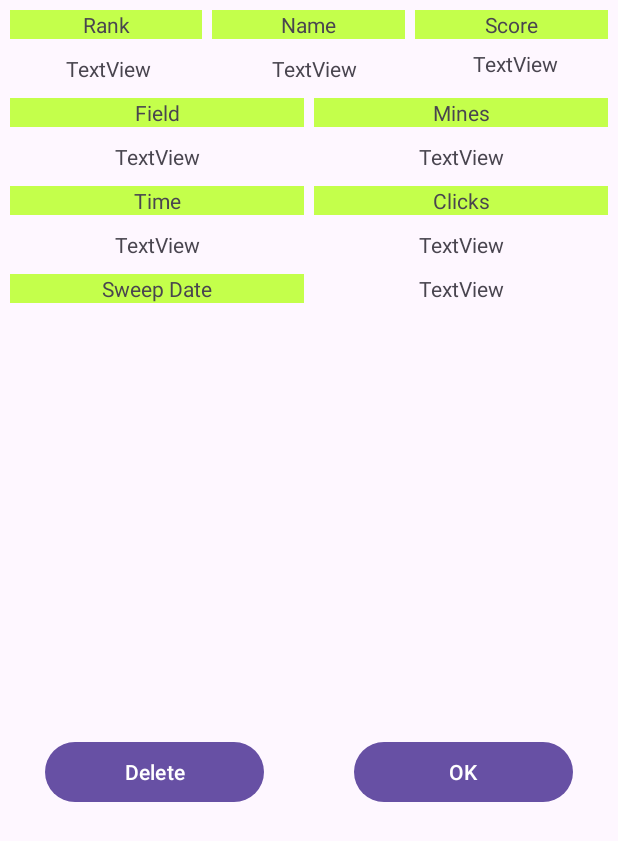
After one commit to NaturalTC/AndroidProject, an Android app: the layout stat_sheet_dialog.xml on its own in the app's theme, with its tools: preview values and no code run, on a phone screen of 412 x 824 dp. The commit adds this screen. Shown: the top 841 px of the screen. Run offline under Robolectric (Android 15) with nearby library versions, the phone set to English and light mode, and no system bars.

Commit message:
- Everything implemented up to question 3.

```diff
--- a/app/src/main/java/com/gamecodeschool/minesweeper/ScoreAdapter.java
+++ b/app/src/main/java/com/gamecodeschool/minesweeper/ScoreAdapter.java
@@ -57,6 +57,7 @@ public class ScoreAdapter extends RecyclerView.Adapter<ScoreAdapter.ScoreViewHol
 
         // Store each score of the list
         ScoreBoard.ScoreEntry entry = scoreList.get(position);
+
         // Handle ties by checking if the current score is equal to the previous score
         int rank = position + 1;
         if (position > 0 && scoreList.get(position).score == scoreList.get(position - 1).score) {
--- a/app/src/main/java/com/gamecodeschool/minesweeper/ScoreDialog.java
+++ b/app/src/main/java/com/gamecodeschool/minesweeper/ScoreDialog.java
@@ -36,12 +36,14 @@ public class ScoreDialog extends DialogFragment {
         View view = requireActivity().getLayoutInflater().inflate(R.layout.score_display, null);
         builder.setView(view);
 
-        // Get UI elements
+        // Initialize UI elements Store UI elements into Array
         scoreViews[0] = view.findViewById(R.id.rank1);
         scoreViews[1] = view.findViewById(R.id.rank2);
         scoreViews[2] = view.findViewById(R.id.rank3);
         scoreViews[3] = view.findViewById(R.id.rank4);
         scoreViews[4] = view.findViewById(R.id.rank5);
+
+        // Initialize UI elements
         nameInput = view.findViewById(R.id.nameInput);
         okButton = view.findViewById(R.id.okButton);
 
--- /dev/null
+++ b/app/src/main/res/layout/stat_sheet_dialog.xml
@@ -0,0 +1,275 @@
+<?xml version="1.0" encoding="utf-8"?>
+<androidx.constraintlayout.widget.ConstraintLayout xmlns:android="http://schemas.android.com/apk/res/android"
+    xmlns:app="http://schemas.android.com/apk/res-auto"
+    xmlns:tools="http://schemas.android.com/tools"
+    android:layout_width="match_parent"
+    android:layout_height="match_parent">
+
+    <!-- Header Row -->
+    <LinearLayout
+        android:id="@+id/linearLayout53"
+        android:layout_width="0dp"
+        android:layout_height="wrap_content"
+        android:layout_margin="3dp"
+        android:orientation="horizontal"
+        app:layout_constraintEnd_toEndOf="parent"
+        app:layout_constraintStart_toStartOf="parent"
+        app:layout_constraintTop_toTopOf="parent">
+
+        <TextView
+            android:id="@+id/rank_id"
+            android:layout_width="0dp"
+            android:layout_height="wrap_content"
+            android:layout_margin="3dp"
+            android:layout_weight="1"
+            android:background="#C4FF4B"
+            android:gravity="center"
+            android:text="Rank" />
+
+        <TextView
+            android:id="@+id/name_id"
+            android:layout_width="0dp"
+            android:layout_height="wrap_content"
+            android:layout_margin="3dp"
+            android:layout_weight="1"
+            android:background="#C4FF4B"
+            android:gravity="center"
+            android:text="Name" />
+
+        <TextView
+            android:id="@+id/score_id"
+            android:layout_width="0dp"
+            android:layout_height="wrap_content"
+            android:layout_margin="3dp"
+            android:layout_weight="1"
+            android:background="#C4FF4B"
+            android:gravity="center"
+            android:text="Score" />
+    </LinearLayout>
+
+    <!-- Repeatable Rows Below -->
+    <!-- You can consider wrapping these in a ScrollView or RecyclerView if they are dynamic -->
+
+    <!-- Row 1 -->
+    <LinearLayout
+        android:id="@+id/linearLayout54"
+        android:layout_width="0dp"
+        android:layout_height="wrap_content"
+        android:layout_margin="3dp"
+        android:orientation="horizontal"
+        app:layout_constraintEnd_toEndOf="parent"
+        app:layout_constraintStart_toStartOf="parent"
+        app:layout_constraintTop_toBottomOf="@+id/linearLayout53">
+
+        <TextView
+            android:id="@+id/rank_stat"
+            android:layout_width="0dp"
+            android:layout_height="wrap_content"
+            android:layout_margin="3dp"
+            android:layout_weight="1"
+            android:gravity="center"
+            android:text="TextView" />
+
+        <TextView
+            android:id="@+id/name_stat"
+            android:layout_width="0dp"
+            android:layout_height="wrap_content"
+            android:layout_margin="3dp"
+            android:layout_weight="1"
+            android:gravity="center"
+            android:text="TextView" />
+
+        <TextView
+            android:id="@+id/score_stat"
+            android:layout_width="0dp"
+            android:layout_height="wrap_content"
+            android:layout_weight="1"
+            android:gravity="center"
+            android:text="TextView" />
+    </LinearLayout>
+
+    <!-- Row 2 -->
+    <LinearLayout
+        android:id="@+id/linearLayout55"
+        android:layout_width="0dp"
+        android:layout_height="wrap_content"
+        android:layout_margin="3dp"
+        android:orientation="horizontal"
+        app:layout_constraintEnd_toEndOf="parent"
+        app:layout_constraintStart_toStartOf="parent"
+        app:layout_constraintTop_toBottomOf="@+id/linearLayout54">
+
+        <TextView
+            android:id="@+id/field_id"
+            android:layout_width="0dp"
+            android:layout_height="wrap_content"
+            android:layout_margin="3dp"
+            android:layout_weight="1"
+            android:background="#C4FF4B"
+            android:gravity="center"
+            android:text="Field" />
+
+        <TextView
+            android:id="@+id/mines_id"
+            android:layout_width="0dp"
+            android:layout_height="wrap_content"
+            android:layout_margin="3dp"
+            android:layout_weight="1"
+            android:background="#C4FF4B"
+            android:gravity="center"
+            android:text="Mines" />
+    </LinearLayout>
+
+    <!-- Row 3 -->
+    <LinearLayout
+        android:id="@+id/linearLayout56"
+        android:layout_width="0dp"
+        android:layout_height="wrap_content"
+        android:layout_margin="3dp"
+        android:orientation="horizontal"
+        app:layout_constraintEnd_toEndOf="parent"
+        app:layout_constraintStart_toStartOf="parent"
+        app:layout_constraintTop_toBottomOf="@+id/linearLayout55">
+
+        <TextView
+            android:id="@+id/field_stat"
+            android:layout_width="0dp"
+            android:layout_height="wrap_content"
+            android:layout_margin="3dp"
+            android:layout_weight="1"
+            android:gravity="center"
+            android:text="TextView" />
+
+        <TextView
+            android:id="@+id/mines_stat"
+            android:layout_width="0dp"
+            android:layout_height="wrap_content"
+            android:layout_margin="3dp"
+            android:layout_weight="1"
+            android:gravity="center"
+            android:text="TextView" />
+    </LinearLayout>
+
+    <!-- Row 4 -->
+    <LinearLayout
+        android:id="@+id/linearLayout57"
+        android:layout_width="0dp"
+        android:layout_height="wrap_content"
+        android:layout_margin="3dp"
+        android:orientation="horizontal"
+        app:layout_constraintEnd_toEndOf="parent"
+        app:layout_constraintStart_toStartOf="parent"
+        app:layout_constraintTop_toBottomOf="@+id/linearLayout56">
+
+        <TextView
+            android:id="@+id/time_id"
+            android:layout_width="0dp"
+            android:layout_height="wrap_content"
+            android:layout_margin="3dp"
+            android:layout_weight="1"
+            android:background="#C4FF4B"
+            android:gravity="center"
+            android:text="Time" />
+
+        <TextView
+            android:id="@+id/clicks_id"
+            android:layout_width="0dp"
+            android:layout_height="wrap_content"
+            android:layout_margin="3dp"
+            android:layout_weight="1"
+            android:background="#C4FF4B"
+            android:gravity="center"
+            android:text="Clicks" />
+    </LinearLayout>
+
+    <!-- Row 5 -->
+    <LinearLayout
+        android:id="@+id/linearLayout58"
+        android:layout_width="0dp"
+        android:layout_height="wrap_content"
+        android:layout_margin="3dp"
+        android:orientation="horizontal"
+        app:layout_constraintEnd_toEndOf="parent"
+        app:layout_constraintStart_toStartOf="parent"
+        app:layout_constraintTop_toBottomOf="@+id/linearLayout57">
+
+        <TextView
+            android:id="@+id/time_stat"
+            android:layout_width="0dp"
+            android:layout_height="wrap_content"
+            android:layout_margin="3dp"
+            android:layout_weight="1"
+            android:gravity="center"
+            android:text="TextView" />
+
+        <TextView
+            android:id="@+id/clicks_stat"
+            android:layout_width="0dp"
+            android:layout_height="wrap_content"
+            android:layout_margin="3dp"
+            android:layout_weight="1"
+            android:gravity="center"
+            android:text="TextView" />
+    </LinearLayout>
+
+    <!-- Row 6 -->
+    <LinearLayout
+        android:id="@+id/linearLayout59"
+        android:layout_width="0dp"
+        android:layout_height="wrap_content"
+        android:layout_margin="3dp"
+        android:orientation="horizontal"
+        app:layout_constraintEnd_toEndOf="parent"
+        app:layout_constraintStart_toStartOf="parent"
+        app:layout_constraintTop_toBottomOf="@+id/linearLayout58">
+
+        <TextView
+            android:id="@+id/sweep_date_id"
+            android:layout_width="0dp"
+            android:layout_height="wrap_content"
+            android:layout_margin="3dp"
+            android:layout_weight="1"
+            android:background="#C4FF4B"
+            android:gravity="center"
+            android:text="Sweep Date" />
+
+        <TextView
+            android:id="@+id/sweep_date_stat"
+            android:layout_width="0dp"
+            android:layout_height="wrap_content"
+            android:layout_margin="3dp"
+            android:layout_weight="1"
+            android:gravity="center"
+            android:text="TextView" />
+    </LinearLayout>
+
+    <!-- Button Row -->
+    <LinearLayout
+        android:id="@+id/linearLayout60"
+        android:layout_width="0dp"
+        android:layout_height="wrap_content"
+        android:gravity="center"
+        android:orientation="horizontal"
+        app:layout_constraintBottom_toBottomOf="parent"
+        app:layout_constraintEnd_toEndOf="parent"
+        app:layout_constraintStart_toStartOf="parent"
+        app:layout_constraintTop_toBottomOf="@+id/linearLayout59">
+
+        <Button
+            android:id="@+id/delete_btn"
+            android:layout_width="0dp"
+            android:layout_height="wrap_content"
+            android:layout_margin="30dp"
+            android:layout_weight="1"
+            android:text="Delete" />
+
+        <Button
+            android:id="@+id/ok_btn"
+            android:layout_width="0dp"
+            android:layout_height="wrap_content"
+            android:layout_margin="30dp"
+            android:layout_weight="1"
+            android:text="OK" />
+    </LinearLayout>
+
+</androidx.constraintlayout.widget.ConstraintLayout>
```
Also changed, not shown: app/src/main/java/com/gamecodeschool/minesweeper/MainActivity.java (+57 -19 lines), app/src/main/java/com/gamecodeschool/minesweeper/MineSweeperGame.java (+28 -6 lines), app/src/main/java/com/gamecodeschool/minesweeper/NewGameDialog.java (+2 -7 lines), app/src/main/java/com/gamecodeschool/minesweeper/ScoreBoard.java (+27 -9 lines), app/src/main/java/com/gamecodeschool/minesweeper/SettingsActivity.java (+20 -24 lines), app/src/main/java/com/gamecodeschool/minesweeper/StatSheetDialog.java (added, +70 -0 lines), app/src/main/java/com/gamecodeschool/minesweeper/ScoreDetailDialog.java (deleted), app/src/main/res/layout/new_game_dialog.xml (renamed from app/src/main/res/layout/popup.xml).
